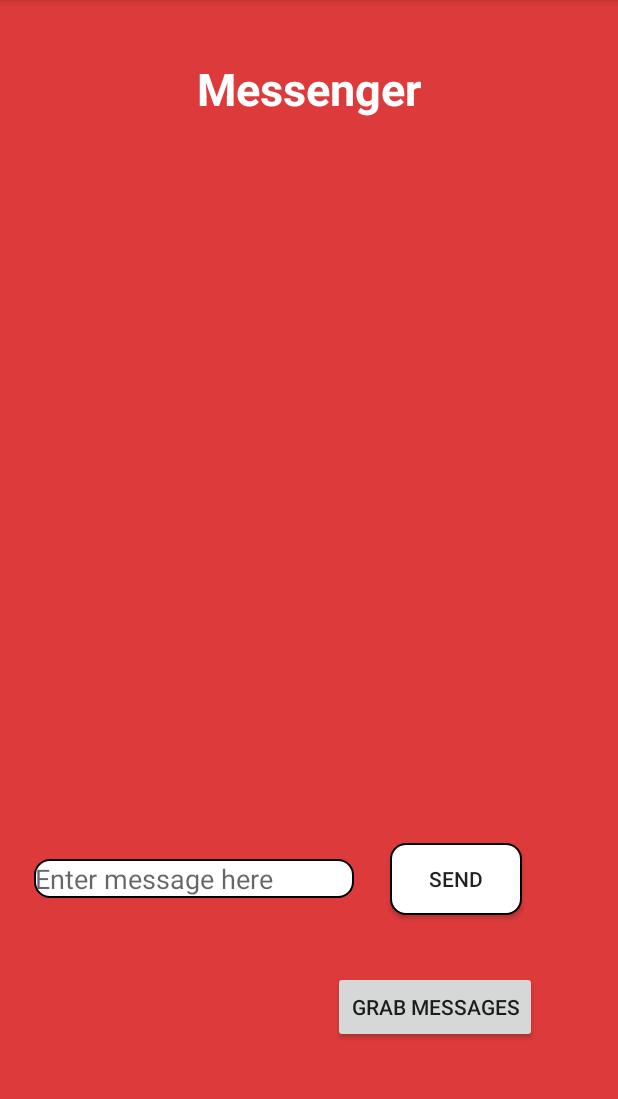
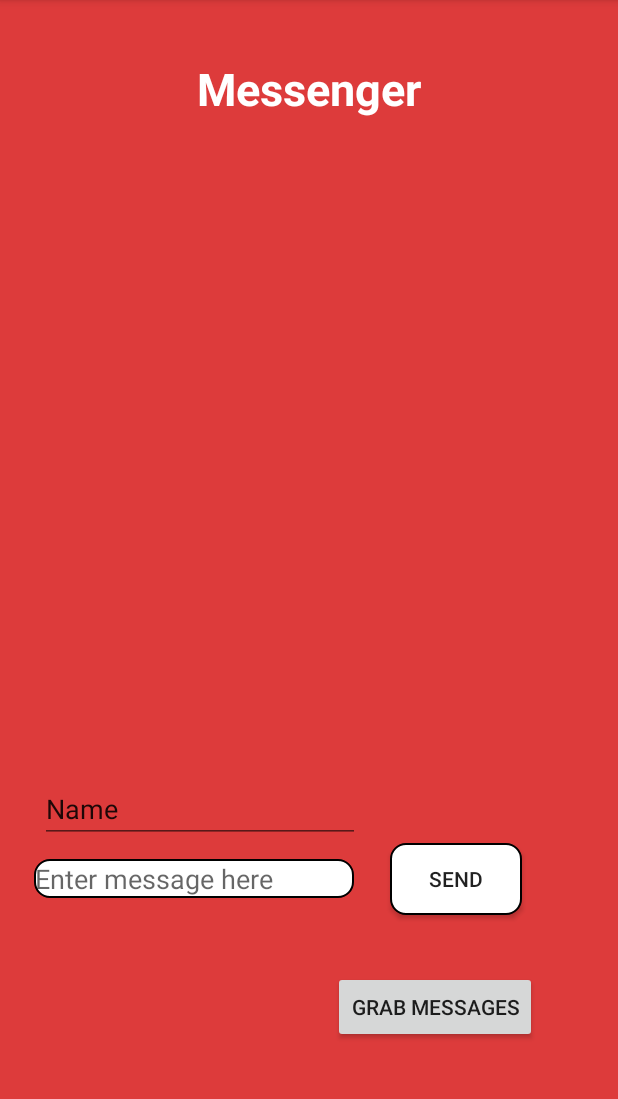
Before and after one commit to bben6087/android-group-project, an Android app: the MessengerPage screen opened directly, with no data from a screen before it, after a tap on "SEND", on a phone screen of 412 x 824 dp, the part 84-1183 px from its top. Run offline under Robolectric (Android 15) with nearby library versions, the phone set to English and light mode, and no system bars; libraries missing offline, so code that uses them is left out: com.parse.

Commit message:
added nameET textView
added nameET textView and the code to grab the string that gets added to nameET by the user. I still need ot figure out how to test the messenger page so I have to hook the messenger page up to a button that has an activity intent.

```diff
--- a/GroupProject/app/src/main/java/com/example/groupproject/MessengerPage.java
+++ b/GroupProject/app/src/main/java/com/example/groupproject/MessengerPage.java
@@ -49,6 +49,8 @@ public class MessengerPage extends AppCompatActivity {
         public void onClick(View v) {
             EditText messageET = findViewById(R.id.messageET);
             String messageStr= messageET.getText().toString();
+            EditText nameET = findViewById(R.id.nameET);
+            String nameStr= nameET.getText().toString();
             if(messageStr.equals("")){
                 Toast.makeText(getApplicationContext(),"Input Cannot Be Blank",Toast.LENGTH_SHORT).show();
             }
@@ -60,6 +62,7 @@ public class MessengerPage extends AppCompatActivity {
                 ParseObject message = new ParseObject("messageString");
                 ParseObject name = new ParseObject("nameMsg");
                 message.put(messageStr, name);
+
 
             }
 
--- a/GroupProject/app/src/main/res/layout/activity_messenger_page.xml
+++ b/GroupProject/app/src/main/res/layout/activity_messenger_page.xml
@@ -66,4 +66,18 @@
         app:layout_constraintStart_toStartOf="parent"
         app:layout_constraintTop_toBottomOf="@+id/messageET"
         app:layout_constraintVertical_bias="0.4" />
+
+    <EditText
+        android:id="@+id/nameET"
+        android:layout_width="wrap_content"
+        android:layout_height="wrap_content"
+        android:ems="10"
+        android:inputType="textPersonName"
+        android:text="Name"
+        app:layout_constraintBottom_toTopOf="@+id/sendBTN"
+        app:layout_constraintEnd_toEndOf="parent"
+        app:layout_constraintHorizontal_bias="0.134"
+        app:layout_constraintStart_toStartOf="parent"
+        app:layout_constraintTop_toBottomOf="@+id/messageRV"
+        app:layout_constraintVertical_bias="1.0" />
 </androidx.constraintlayout.widget.ConstraintLayout>
```
